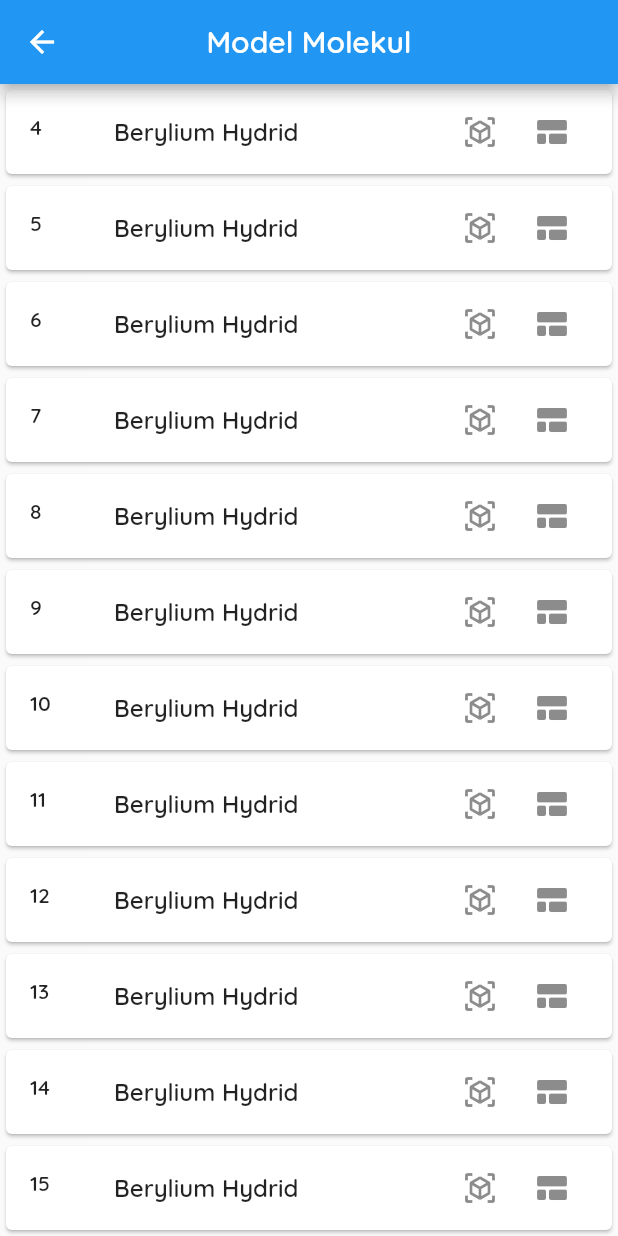
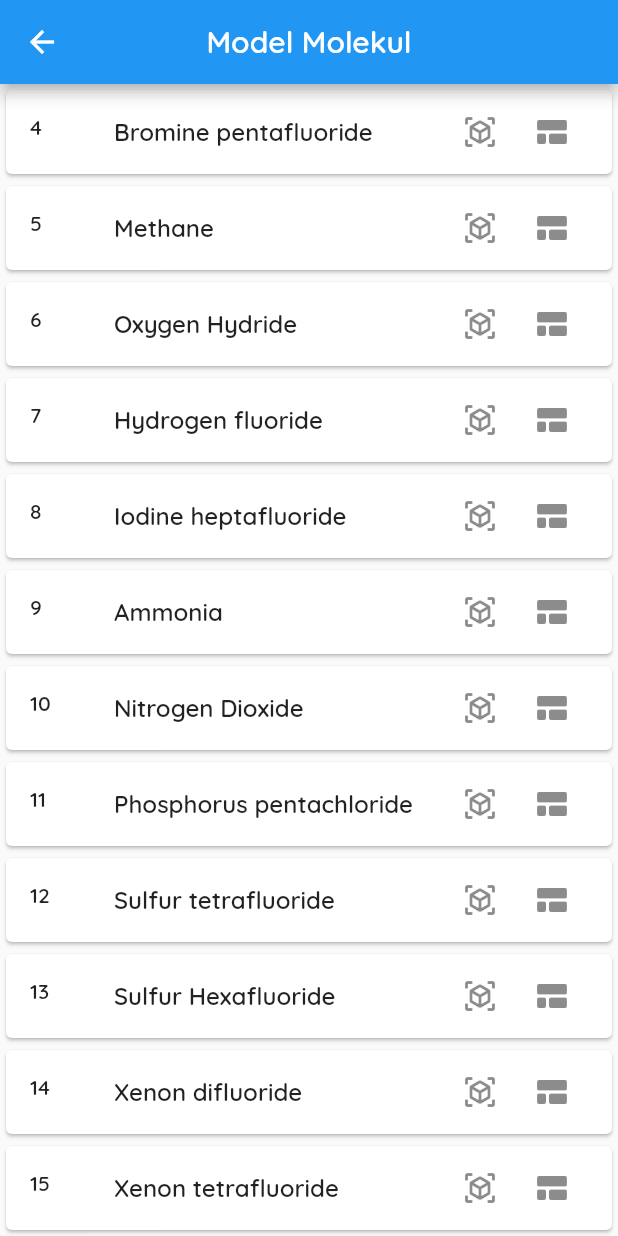
Before and after one commit to nauval123/ModulPembelajaran, a Flutter app: the ModelList screen opened by its route, scrolled down 254 dp, on a phone screen of 412 x 824 dp. Run offline on Flutter 3.47's test engine with Material 2 defaults, Android fonts, the phone set to English and light mode, and no system bars; our stand-ins replace shared_preferences, syncfusion_flutter_charts; missing offline and left inert: arcore_flutter_plugin, model_viewer; accounts and stored records are empty.

Commit message:
fixing json molecule peta konsep

```diff
--- a/assets/moleculemodel.json
+++ b/assets/moleculemodel.json
@@ -19,7 +19,7 @@
       },
       {
       "id":"3",
-      "moleculename":"Berylium Hydrid",
+      "moleculename":"Bromine trifluoride",
       "modelpath":"BrF3.glb",
       "modelar":"BrF3.sfb",
       "modelarflutter":"BrF3/BrF3.gltf",
@@ -27,7 +27,7 @@
       },
       {
         "id":"4",
-        "moleculename":"Berylium Hydrid",
+        "moleculename":"Bromine pentafluoride",
         "modelpath":"BrF5.glb",
         "modelar":"BrF5.sfb",
         "modelarflutter":"BrF5/BrF5.gltf",
@@ -35,7 +35,7 @@
         },
       {
         "id":"5",
-        "moleculename":"Berylium Hydrid",
+        "moleculename":"Methane",
         "modelpath":"CH4.glb",
         "modelar":"CH4.sfb",
         "modelarflutter":"CH4/CH4.gltf",
@@ -43,7 +43,7 @@
       },
       {
         "id":"6",
-        "moleculename":"Berylium Hydrid",
+        "moleculename":"Oxygen Hydride",
         "modelpath":"H2O.glb",
         "modelar":"H2O.sfb",
         "modelarflutter":"H2O/H2O.gltf",
@@ -51,7 +51,7 @@
       },
       {
         "id":"7",
-        "moleculename":"Berylium Hydrid",
+        "moleculename":"Hydrogen fluoride",
         "modelpath":"HF.glb",
         "modelar":"HF.sfb",
         "modelarflutter":"HF/HF.gltf",
@@ -59,7 +59,7 @@
       },
       {
         "id":"8",
-        "moleculename":"Berylium Hydrid",
+        "moleculename":"Iodine heptafluoride",
         "modelpath":"IF7.glb",
         "modelar":"IF7.sfb",
         "modelarflutter":"IF7/IF7.gltf",
@@ -67,7 +67,7 @@
       },
       {
         "id":"9",
-        "moleculename":"Berylium Hydrid",
+        "moleculename":"Ammonia",
         "modelpath":"NH3.glb",
         "modelar":"NH3.sfb",
         "modelarflutter":"NH3/NH3.gltf",
@@ -75,7 +75,7 @@
       },
       {
         "id":"10",
-        "moleculename":"Berylium Hydrid",
+        "moleculename":"Nitrogen Dioxide",
         "modelpath":"NO2.glb",
         "modelar":"NO2.sfb",
         "modelarflutter":"NO2/NO2.gltf",
@@ -83,7 +83,7 @@
       },
       {
         "id":"11",
-        "moleculename":"Berylium Hydrid",
+        "moleculename":"Phosphorus pentachloride",
         "modelpath":"PCl5.glb",
         "modelar":"PCl5.sfb",
         "modelarflutter":"PCl5/PCl5.gltf",
@@ -91,7 +91,7 @@
       },
       {
         "id":"12",
-        "moleculename":"Berylium Hydrid",
+        "moleculename":"Sulfur tetrafluoride",
         "modelpath":"SF4.glb",
         "modelar":"SF4.sfb",
         "modelarflutter":"SF4/SF4.gltf",
@@ -99,7 +99,7 @@
       },
       {
         "id":"13",
-        "moleculename":"Berylium Hydrid",
+        "moleculename":"Sulfur Hexafluoride",
         "modelpath":"SF6.glb",
         "modelar":"SF6.sfb",
         "modelarflutter":"SF6/SF6.gltf",
@@ -107,7 +107,7 @@
       },
       {
         "id":"14",
-        "moleculename":"Berylium Hydrid",
+        "moleculename":"Xenon difluoride",
         "modelpath":"XeF2.glb",
         "modelar":"XeF2.sfb",
         "modelarflutter":"XeF2/XeF2.gltf",
@@ -115,7 +115,7 @@
       },
       {
         "id":"15",
-        "moleculename":"Berylium Hydrid",
+        "moleculename":"Xenon tetrafluoride",
         "modelpath":"XeF4.glb",
         "modelar":"XeF4.sfb",
         "modelarflutter":"XeF4/XeF4.gltf",
--- a/lib/pages/TujuanPembelajaranPage.dart
+++ b/lib/pages/TujuanPembelajaranPage.dart
@@ -15,6 +15,8 @@ class TujuanPembelajaranPage extends StatelessWidget {
         ),
         body: SingleChildScrollView(
           child: Container(
+            width: MediaQuery.of(context).size.width,
+            height: MediaQuery.of(context).size.height,
             decoration: BoxDecoration(
               image: DecorationImage(
                 fit: BoxFit.fill,
```
Also changed, not shown: lib/pages/PetaKonsep.dart (+9 -7 lines), lib/pages/quiz/quizBeginPage.dart (+2 -10 lines).
